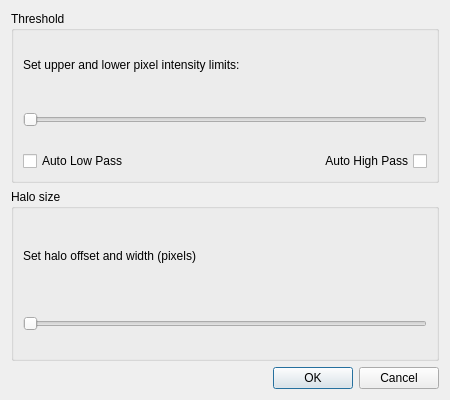
erikor/Imagine, file SegmentationPlugins/ui/halo.ui: the form before one commit.
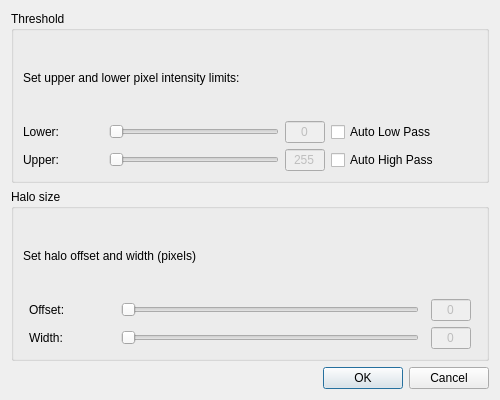
The form after the commit. Custom widgets are drawn as their Qt base class.

Commit message: Removed all references to doubleslider and replaced the doublesliders with two sliders as double slider was very buggy, esp on OS X.

What changed in the file:
```diff
--- a/SegmentationPlugins/ui/halo.ui
+++ b/SegmentationPlugins/ui/halo.ui
@@ -6,19 +6,19 @@
    <rect>
     <x>0</x>
     <y>0</y>
-    <width>450</width>
+    <width>500</width>
     <height>400</height>
    </rect>
   </property>
   <property name="minimumSize">
    <size>
-    <width>450</width>
+    <width>500</width>
     <height>400</height>
    </size>
   </property>
   <property name="maximumSize">
    <size>
-    <width>450</width>
+    <width>500</width>
     <height>400</height>
    </size>
   </property>
@@ -31,7 +31,7 @@
      <property name="title">
       <string>Threshold</string>
      </property>
-     <layout class="QVBoxLayout">
+     <layout class="QVBoxLayout" name="verticalLayout">
       <item>
        <widget class="QLabel" name="label">
         <property name="text">
@@ -40,44 +40,84 @@
        </widget>
       </item>
       <item>
-       <layout class="QHBoxLayout">
+       <layout class="QHBoxLayout" name="horizontalLayout">
         <item>
-         <widget class="DoubleSlider" name="thresholdSlider">
+         <widget class="QLabel" name="label_3">
           <property name="sizePolicy">
-           <sizepolicy hsizetype="Expanding" vsizetype="Expanding">
+           <sizepolicy hsizetype="Fixed" vsizetype="Preferred">
             <horstretch>0</horstretch>
             <verstretch>0</verstretch>
            </sizepolicy>
           </property>
           <property name="minimumSize">
            <size>
-            <width>250</width>
-            <height>50</height>
+            <width>45</width>
+            <height>0</height>
            </size>
           </property>
           <property name="maximumSize">
            <size>
-            <width>16777215</width>
-            <height>50</height>
+            <width>80</width>
+            <height>16777215</height>
            </size>
           </property>
-          <property name="toolTip">
-           <string>Double Slider</string>
+          <property name="text">
+           <string>Lower:</string>
           </property>
-          <property name="whatsThis">
-           <string>Allows setting min and max values on 1 slider</string>
+         </widget>
+        </item>
+        <item>
+         <widget class="QSlider" name="thresholdLower">
+          <property name="sizePolicy">
+           <sizepolicy hsizetype="Fixed" vsizetype="Fixed">
+            <horstretch>0</horstretch>
+            <verstretch>0</verstretch>
+           </sizepolicy>
+          </property>
+          <property name="minimumSize">
+           <size>
+            <width>170</width>
+            <height>0</height>
+           </size>
           </property>
           <property name="orientation">
            <enum>Qt::Horizontal</enum>
           </property>
          </widget>
         </item>
-       </layout>
-      </item>
-      <item>
-       <layout class="QHBoxLayout">
+        <item>
+         <widget class="QLineEdit" name="thresholdLowerLabel">
+          <property name="enabled">
+           <bool>false</bool>
+          </property>
+          <property name="sizePolicy">
+           <sizepolicy hsizetype="Fixed" vsizetype="Fixed">
+            <horstretch>0</horstretch>
+            <verstretch>0</verstretch>
+           </sizepolicy>
+          </property>
+          <property name="maximumSize">
+           <size>
+            <width>40</width>
+            <height>16777215</height>
+           </size>
+          </property>
+          <property name="text">
+           <string>0</string>
+          </property>
+          <property name="alignment">
+           <set>Qt::AlignCenter</set>
+          </property>
+         </widget>
+        </item>
         <item>
          <widget class="QCheckBox" name="autoLow">
+          <property name="minimumSize">
+           <size>
+            <width>50</width>
+            <height>0</height>
+           </size>
+          </property>
           <property name="layoutDirection">
            <enum>Qt::LeftToRight</enum>
           </property>
@@ -86,10 +126,89 @@
           </property>
          </widget>
         </item>
+       </layout>
+      </item>
+      <item>
+       <layout class="QHBoxLayout" name="horizontalLayout_2">
+        <item>
+         <widget class="QLabel" name="label_4">
+          <property name="sizePolicy">
+           <sizepolicy hsizetype="Fixed" vsizetype="Preferred">
+            <horstretch>0</horstretch>
+            <verstretch>0</verstretch>
+           </sizepolicy>
+          </property>
+          <property name="minimumSize">
+           <size>
+            <width>45</width>
+            <height>0</height>
+           </size>
+          </property>
+          <property name="maximumSize">
+           <size>
+            <width>80</width>
+            <height>16777215</height>
+           </size>
+          </property>
+          <property name="text">
+           <string>Upper:</string>
+          </property>
+         </widget>
+        </item>
+        <item>
+         <widget class="QSlider" name="thresholdUpper">
+          <property name="sizePolicy">
+           <sizepolicy hsizetype="Fixed" vsizetype="Fixed">
+            <horstretch>0</horstretch>
+            <verstretch>0</verstretch>
+           </sizepolicy>
+          </property>
+          <property name="minimumSize">
+           <size>
+            <width>170</width>
+            <height>0</height>
+           </size>
+          </property>
+          <property name="orientation">
+           <enum>Qt::Horizontal</enum>
+          </property>
+         </widget>
+        </item>
+        <item>
+         <widget class="QLineEdit" name="thresholdUpperLabel">
+          <property name="enabled">
+           <bool>false</bool>
+          </property>
+          <property name="sizePolicy">
+           <sizepolicy hsizetype="Fixed" vsizetype="Fixed">
+            <horstretch>0</horstretch>
+            <verstretch>0</verstretch>
+           </sizepolicy>
+          </property>
+          <property name="maximumSize">
+           <size>
+            <width>40</width>
+            <height>16777215</height>
+           </size>
+          </property>
+          <property name="text">
+           <string>255</string>
+          </property>
+          <property name="alignment">
+           <set>Qt::AlignCenter</set>
+          </property>
+         </widget>
+        </item>
         <item>
          <widget class="QCheckBox" name="autoHigh">
+          <property name="minimumSize">
+           <size>
+            <width>50</width>
+            <height>0</height>
+           </size>
+          </property>
           <property name="layoutDirection">
-           <enum>Qt::RightToLeft</enum>
+           <enum>Qt::LeftToRight</enum>
           </property>
           <property name="text">
            <string>Auto High Pass</string>
@@ -106,7 +225,7 @@
      <property name="title">
       <string>Halo size</string>
      </property>
-     <layout class="QVBoxLayout">
+     <layout class="QVBoxLayout" name="verticalLayout_2">
       <item>
        <widget class="QLabel" name="label_2">
         <property name="text">
@@ -115,35 +234,146 @@
        </widget>
       </item>
       <item>
-       <layout class="QHBoxLayout">
+       <layout class="QHBoxLayout" name="horizontalLayout_4">
         <item>
-         <widget class="DoubleSlider" name="haloSlider">
+         <widget class="QLabel" name="label_6">
           <property name="sizePolicy">
-           <sizepolicy hsizetype="Expanding" vsizetype="Expanding">
+           <sizepolicy hsizetype="Fixed" vsizetype="Preferred">
             <horstretch>0</horstretch>
             <verstretch>0</verstretch>
            </sizepolicy>
           </property>
           <property name="minimumSize">
            <size>
-            <width>250</width>
-            <height>50</height>
+            <width>45</width>
+            <height>0</height>
            </size>
           </property>
           <property name="maximumSize">
            <size>
-            <width>16777215</width>
-            <height>50</height>
+            <width>80</width>
+            <height>16777215</height>
            </size>
           </property>
-          <property name="toolTip">
-           <string>Double Slider</string>
+          <property name="text">
+           <string>Offset:</string>
           </property>
-          <property name="whatsThis">
-           <string>Allows setting min and max values on 1 slider</string>
+         </widget>
+        </item>
+        <item>
+         <widget class="QSlider" name="offsetSlider">
+          <property name="sizePolicy">
+           <sizepolicy hsizetype="Fixed" vsizetype="Fixed">
+            <horstretch>0</horstretch>
+            <verstretch>0</verstretch>
+           </sizepolicy>
           </property>
+          <property name="minimumSize">
+           <size>
+            <width>298</width>
+            <height>0</height>
+           </size>
+          </property>
           <property name="orientation">
            <enum>Qt::Horizontal</enum>
+          </property>
+         </widget>
+        </item>
+        <item>
+         <widget class="QLineEdit" name="offsetLabel">
+          <property name="enabled">
+           <bool>false</bool>
+          </property>
+          <property name="sizePolicy">
+           <sizepolicy hsizetype="Fixed" vsizetype="Fixed">
+            <horstretch>0</horstretch>
+            <verstretch>0</verstretch>
+           </sizepolicy>
+          </property>
+          <property name="maximumSize">
+           <size>
+            <width>40</width>
+            <height>16777215</height>
+           </size>
+          </property>
+          <property name="text">
+           <string>0</string>
+          </property>
+          <property name="alignment">
+           <set>Qt::AlignCenter</set>
+          </property>
+         </widget>
+        </item>
+       </layout>
+      </item>
+      <item>
+       <layout class="QHBoxLayout" name="horizontalLayout_3">
+        <item>
+         <widget class="QLabel" name="label_5">
+          <property name="sizePolicy">
+           <sizepolicy hsizetype="Fixed" vsizetype="Preferred">
+            <horstretch>0</horstretch>
+            <verstretch>0</verstretch>
+           </sizepolicy>
+          </property>
+          <property name="minimumSize">
+           <size>
+            <width>45</width>
+            <height>0</height>
+           </size>
+          </property>
+          <property name="maximumSize">
+           <size>
+            <width>80</width>
+            <height>16777215</height>
+           </size>
+          </property>
+          <property name="text">
+           <string>Width:</string>
+          </property>
+         </widget>
+        </item>
+        <item>
+         <widget class="QSlider" name="widthSlider">
+          <property name="sizePolicy">
+           <sizepolicy hsizetype="Fixed" vsizetype="Fixed">
+            <horstretch>0</horstretch>
+            <verstretch>0</verstretch>
+           </sizepolicy>
+          </property>
+          <property name="minimumSize">
+           <size>
+            <width>298</width>
+            <height>0</height>
+           </size>
+          </property>
+          <property name="orientation">
+           <enum>Qt::Horizontal</enum>
+          </property>
+         </widget>
+        </item>
+        <item>
+         <widget class="QLineEdit" name="widthLabel">
+          <property name="enabled">
+           <bool>false</bool>
+          </property>
+          <property name="sizePolicy">
+           <sizepolicy hsizetype="Fixed" vsizetype="Fixed">
+            <horstretch>0</horstretch>
+            <verstretch>0</verstretch>
+           </sizepolicy>
+          </property>
+          <property name="maximumSize">
+           <size>
+            <width>40</width>
+            <height>16777215</height>
+           </size>
+          </property>
+          <property name="text">
+           <string>0</string>
+          </property>
+          <property name="alignment">
+           <set>Qt::AlignCenter</set>
           </property>
          </widget>
         </item>
@@ -164,13 +394,6 @@
    </item>
   </layout>
  </widget>
- <customwidgets>
-  <customwidget>
-   <class>DoubleSlider</class>
-   <extends>QSlider</extends>
-   <header>doubleslider.h</header>
-  </customwidget>
- </customwidgets>
  <resources/>
  <connections>
   <connection>
```
The commit also changes 13 other files.
